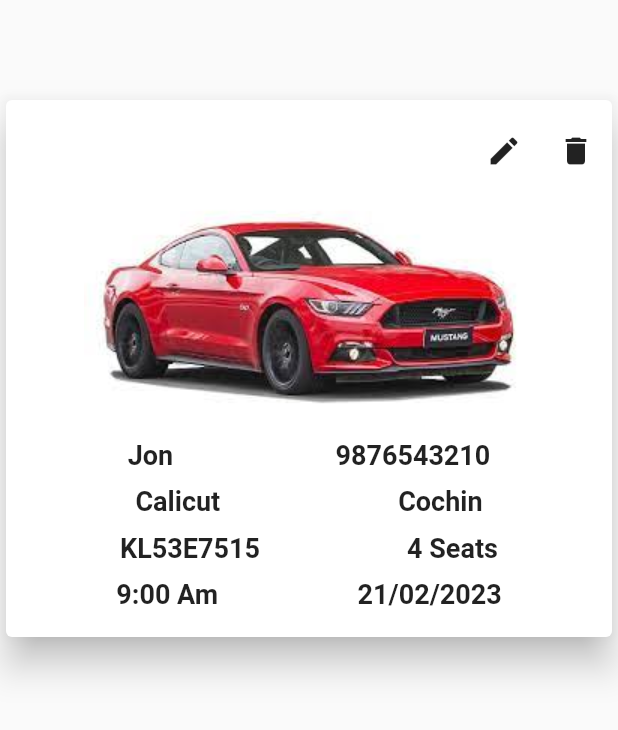
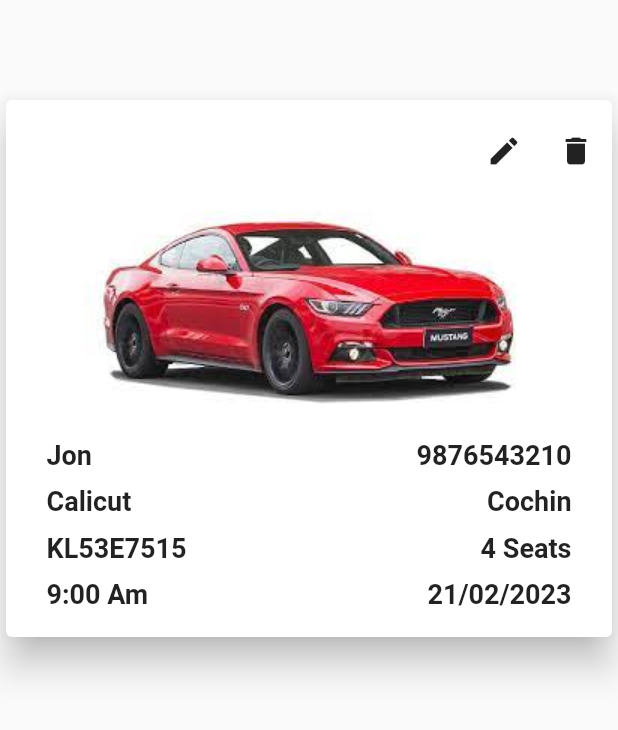
Before and after one commit to softroniicsperinthalmanna/thanseer-coride-alana, a Flutter app: the gm4 screen opened directly, on a phone screen of 412 x 824 dp, the part 53-783 px from its top. Run offline on Flutter 3.47's test engine with Material 2 defaults, Android fonts, the phone set to English and light mode, and no system bars; Roboto replaces fonts that are missing (Times New Roman).

Commit message:
flex error cleared

```diff
--- a/lib/Car pooling/c1.dart
+++ b/lib/Car pooling/c1.dart
@@ -60,7 +60,7 @@ class c1 extends StatelessWidget {
             ),
 
             Container(
-                height: 300,
+                height: 200,
                 width: 350,
                 child: Opacity
                   (
--- a/lib/Car pooling/c5.dart
+++ b/lib/Car pooling/c5.dart
@@ -34,7 +34,7 @@ class _c5State extends State<c5> {
                   ],
                 ),
                 Container(
-                  height: 670,
+                  height: 580,
                   child: ListView.builder(
                     itemCount: 3,
                       itemBuilder: (context,index){
@@ -52,8 +52,7 @@ class _c5State extends State<c5> {
                                     Row(
                                       mainAxisAlignment: MainAxisAlignment.spaceAround,
                                       children: [
-                                        Text('Calicut',style: TextStyle(fontSize: 18,fontWeight: FontWeight.bold),),
-                                        Text('Cochin',style: TextStyle(fontSize: 18,fontWeight: FontWeight.bold),),
+                                        Text('Calicut - Cochin ',style: TextStyle(fontSize: 18,fontWeight: FontWeight.bold),),
 
                                       ],
                                     ),
--- a/lib/Goods Movement/gm1.dart
+++ b/lib/Goods Movement/gm1.dart
@@ -58,7 +58,7 @@ class gm1 extends StatelessWidget {
                     'Offer Goods carrier',style: TextStyle(color: Colors.black,fontWeight: FontWeight.bold,fontSize: 20),))),
             ),
             Container(
-                height: 300,
+                height: 264,
                 width: 350,
                 child: Opacity
                   (
--- a/lib/Goods Movement/gm3.dart
+++ b/lib/Goods Movement/gm3.dart
@@ -187,7 +187,8 @@ class _gm3State extends State<gm3> {
                           ),
                           backgroundColor: Color(0xff068DA9)),
                       onPressed: (){
-                      }, child: Text('Search',style: TextStyle(fontSize: 20),)),
+                        Navigator.push(context, MaterialPageRoute(builder: (context)=>gm4()));
+                      }, child: Text('Add',style: TextStyle(fontSize: 20),)),
                 ),
               ),
 
--- a/lib/Goods Movement/gm4.dart
+++ b/lib/Goods Movement/gm4.dart
@@ -55,7 +55,7 @@ class _gm4State extends State<gm4> {
                         children: [
                           Image(image:  AssetImage('assets/home/h (3).jpeg'),fit: BoxFit.contain,),
                           Row(
-                            mainAxisAlignment: MainAxisAlignment.spaceAround,
+                            mainAxisAlignment: MainAxisAlignment.spaceBetween,
                             children: [
                               Text('Jon',style: TextStyle(fontSize: 18,fontWeight: FontWeight.bold),),
                               Text('9876543210',style: TextStyle(fontSize: 18,fontWeight: FontWeight.bold),),
@@ -66,7 +66,7 @@ class _gm4State extends State<gm4> {
                           SizedBox(height: 10,),
 
                           Row(
-                            mainAxisAlignment: MainAxisAlignment.spaceAround,
+                            mainAxisAlignment: MainAxisAlignment.spaceBetween,
                             children: [
                               Text('Calicut',style: TextStyle(fontSize: 18,fontWeight: FontWeight.bold),),
                               Text('Cochin',style: TextStyle(fontSize: 18,fontWeight: FontWeight.bold),),
@@ -76,7 +76,7 @@ class _gm4State extends State<gm4> {
 
                           SizedBox(height: 10,),
                           Row(
-                            mainAxisAlignment: MainAxisAlignment.spaceAround,
+                            mainAxisAlignment: MainAxisAlignment.spaceBetween,
                             children: [
                               Text('KL53E7515',style: TextStyle(fontSize: 18,fontWeight: FontWeight.bold),),
                               Text('4 Seats',style: TextStyle(fontSize: 18,fontWeight: FontWeight.bold),),
@@ -85,7 +85,7 @@ class _gm4State extends State<gm4> {
                           ),
                           SizedBox(height: 10,),
                           Row(
-                            mainAxisAlignment: MainAxisAlignment.spaceAround,
+                            mainAxisAlignment: MainAxisAlignment.spaceBetween,
                             children: [
                               Text('9:00 Am',style: TextStyle(fontSize: 18,fontWeight: FontWeight.bold),),
                               Text('21/02/2023',style: TextStyle(fontSize: 18,fontWeight: FontWeight.bold),),
--- a/lib/Goods Movement/gm5.dart
+++ b/lib/Goods Movement/gm5.dart
@@ -34,7 +34,7 @@ class _gm5State extends State<gm5> {
               ],
             ),
             Container(
-              height: 670,
+              height: 580,
               child: ListView.builder(
                   itemCount: 3,
                   itemBuilder: (context,index){
--- a/lib/Group trip/gt1.dart
+++ b/lib/Group trip/gt1.dart
@@ -30,7 +30,7 @@ class gt1 extends StatelessWidget {
               ],
             ),
             SizedBox(
-              height: 150,
+              height: 139,
             ),
             Card(
               elevation: 10,
@@ -45,7 +45,7 @@ class gt1 extends StatelessWidget {
                       }, child: Text(
                     'Find group trip',style: TextStyle(color: Colors.black,fontWeight: FontWeight.bold,fontSize: 20),))),
             ),
-            SizedBox(height: 30,),
+            SizedBox(height: 25,),
             Card(
               elevation: 10,
               child: Container(
@@ -61,7 +61,7 @@ class gt1 extends StatelessWidget {
             ),
 
             Container(
-                height: 300,
+                height: 280,
                 width: 350,
                 child: Opacity
                   (
--- a/lib/Home/h2.dart
+++ b/lib/Home/h2.dart
@@ -74,7 +74,7 @@ class _h2State extends State<h2> {
       child: Row(
         children: [
           DropdownButton<String>(
-            style: TextStyle(fontSize: 25,color: Colors.black,fontWeight: FontWeight.bold),
+            style: TextStyle(fontSize: 25,color: Colors.black,fontWeight: FontWeight.w300),
           value: selectedOption,
           onChanged: (val) {
           setState(() {
@@ -90,7 +90,7 @@ class _h2State extends State<h2> {
           }).toList(),
           ),
           DropdownButton<String>(
-            style: TextStyle(fontSize: 25,color: Colors.black,fontWeight: FontWeight.bold),
+            style: TextStyle(fontSize: 25,color: Colors.black,fontWeight: FontWeight.w400),
 
             value: selectedOption2,
             onChanged: (val) {
--- a/lib/Rental cars/r1.dart
+++ b/lib/Rental cars/r1.dart
@@ -34,9 +34,9 @@ body: SafeArea(
             //app name
           ],
         ),
-        SizedBox(height: 20,),
+        SizedBox(height: 10,),
         Padding(
-          padding: const EdgeInsets.all(15.0),
+          padding: const EdgeInsets.all(10.0),
           child: TextField(
             style: TextStyle(
                 color: Colors.white,
```
Also changed, not shown: lib/Home/h4.dart (+10 -9 lines).
